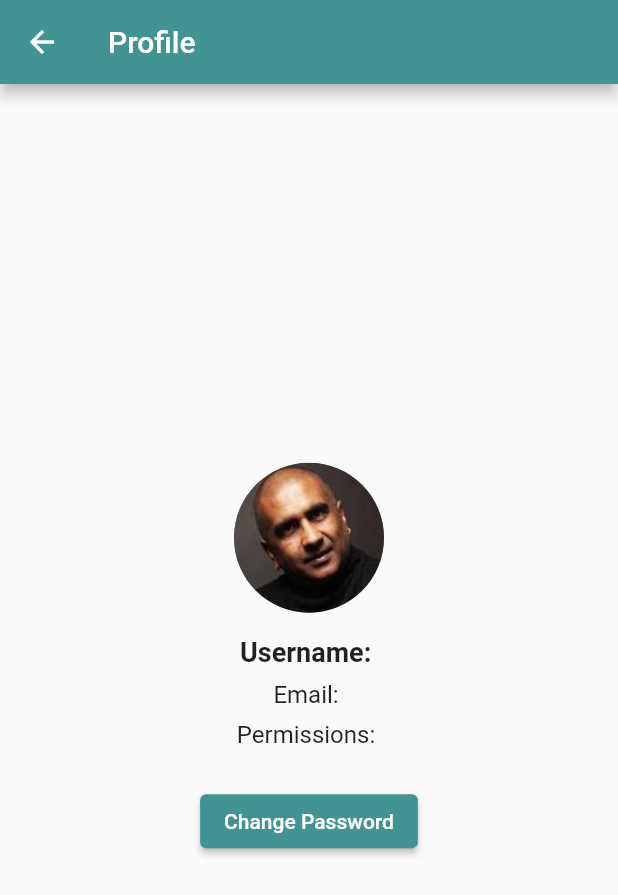
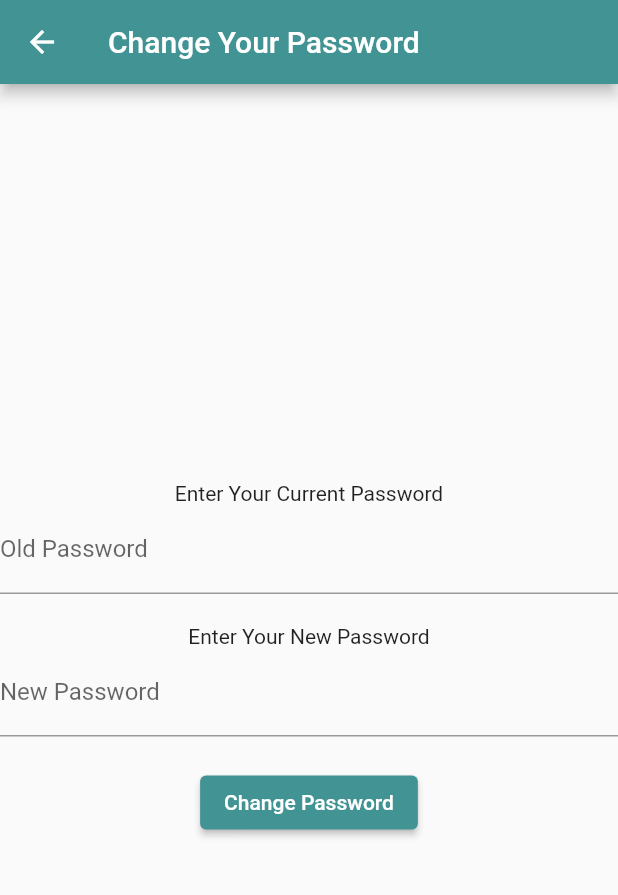
Before and after one commit to Diagora-EIP/mobile, a Flutter app: the ProfilePage screen opened directly, after a tap on "Change Password", on a phone screen of 412 x 824 dp. Shown: the top 895 px of the screen. Run offline on Flutter 3.47's test engine with Material 2 defaults, Android fonts, the phone set to English and light mode, and no system bars; our stand-ins replace firebase_analytics, firebase_core, firebase_crashlytics, flutter_map, latlong2, logger and 2 more; missing offline and left inert: firebase_performance; accounts and stored records are empty; network calls fail; statements that could not run were skipped.

Commit message:
feat(change password): widget done, new to sync it with the back

```diff
--- a/lib/views/bottomBar/bottom_bar.dart
+++ b/lib/views/bottomBar/bottom_bar.dart
@@ -20,7 +20,6 @@ class _BottomNavBarPageState extends State<BottomNavBarPage> {
     const CalendarPage(),
     const MapPage(),
     const HomePage(),
-    const ProfilePage(),
     const ProfilePage(),
     const OrderView(),
   ];
--- a/lib/views/bottomBar/profile/change_password.dart
+++ b/lib/views/bottomBar/profile/change_password.dart
@@ -0,0 +1,69 @@
+import 'package:flutter/material.dart';
+
+class ChangePassword extends StatefulWidget {
+  const ChangePassword({super.key});
+
+  @override
+  State<ChangePassword> createState() => _ChangePasswordState();
+}
+
+class _ChangePasswordState extends State<ChangePassword> {
+  final _formKey = GlobalKey<FormState>();
+  late String _oldPassword, _newPassword;
+
+  @override
+  Widget build(BuildContext context) {
+    return Scaffold(
+      appBar: AppBar(
+        title: const Text("Change Your Password"),
+      ),
+      body: Form(
+        key: _formKey,
+        child: Center(
+          child: Column(
+            mainAxisAlignment: MainAxisAlignment.center,
+            crossAxisAlignment: CrossAxisAlignment.center,
+            children: [
+              const Text("Enter Your Current Password"),
+              TextFormField(
+                decoration: const InputDecoration(labelText: 'Old Password'),
+                obscureText: true,
+                validator: (value) {
+                  if (value!.isEmpty) {
+                    return 'Please enter your password';
+                  }
+                  return null;
+                },
+                onSaved: (value) => _oldPassword = value!,
+              ),
+              const SizedBox(height: 20),
+              const Text("Enter Your New Password"),
+              TextFormField(
+                decoration: const InputDecoration(labelText: 'New Password'),
+                obscureText: true,
+                validator: (value) {
+                  if (value!.isEmpty) {
+                    return 'Please enter your new password';
+                  }
+                  return null;
+                },
+                onSaved: (value) => _newPassword = value!,
+              ),
+              const SizedBox(height: 20),
+              ElevatedButton(
+                onPressed: () async {
+                  if (_formKey.currentState!.validate()) {
+                    _formKey.currentState!.save();
+                    print("Changing password: $_oldPassword -> $_newPassword");
+                  }
+                  // Add your password change logic here
+                },
+                child: const Text('Change Password'),
+              ),
+            ],
+          ),
+        ),
+      ),
+    );
+  }
+}
--- a/lib/views/bottomBar/profile/profile.dart
+++ b/lib/views/bottomBar/profile/profile.dart
@@ -2,6 +2,7 @@ import 'package:flutter/material.dart';
 // import 'package:cached_network_image/cached_network_image.dart';
 
 import 'package:diagora/services/api_service.dart';
+import 'package:diagora/views/bottomBar/profile/change_password.dart';
 
 import 'dart:convert';
 
@@ -76,7 +77,7 @@ class _ProfilePageState extends State<ProfilePage> {
             const SizedBox(height: 24),
             ElevatedButton(
               onPressed: () {
-
+                Navigator.push(context, MaterialPageRoute(builder: (context) => const ChangePassword()));
               },
               child: const Text('Change Password'),
             ),
```
Also changed, not shown: 1 other file.
